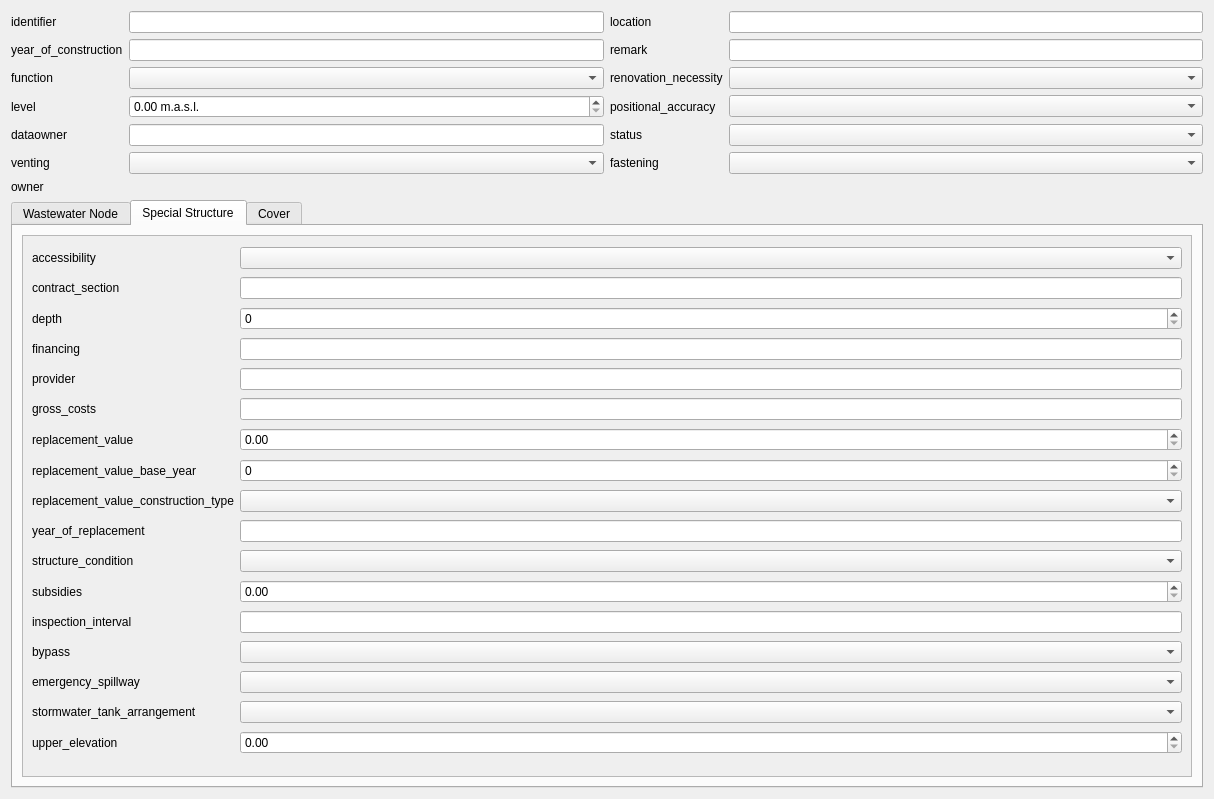
Above: project/forms/cover-special_structure-wizard.ui from QGEP/QGEP before the change. Below: the same form after it.
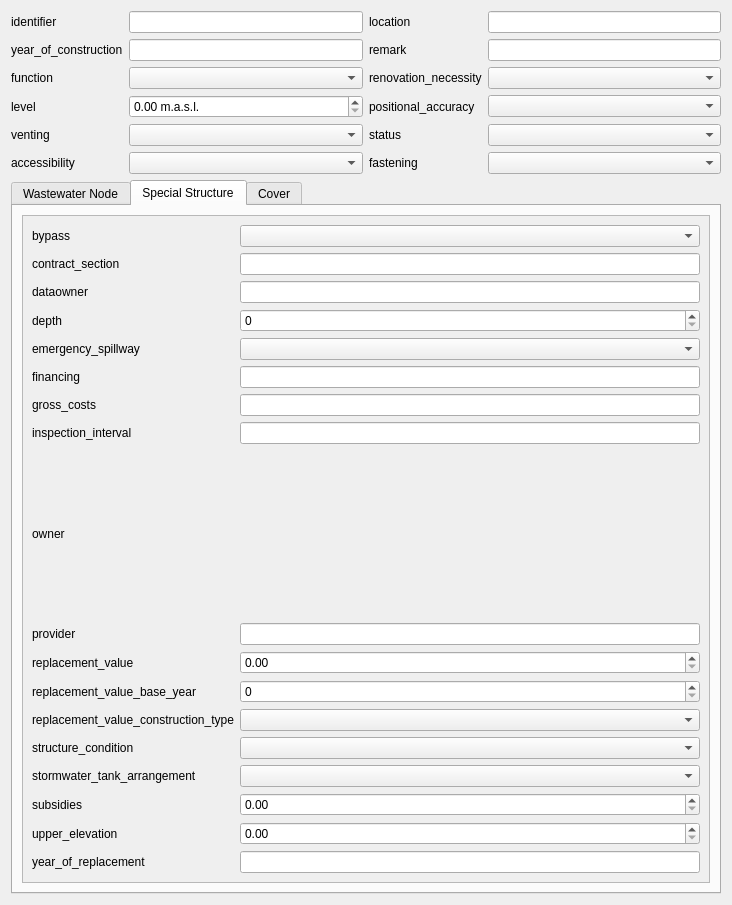
That is the form after the change. The open tabs and pages were chosen to show the change. Custom widgets are drawn as their Qt base class.

Commit message: Improve wizard forms

Patch:
```diff
--- a/project/forms/cover-special_structure-wizard.ui
+++ b/project/forms/cover-special_structure-wizard.ui
@@ -6,8 +6,8 @@
    <rect>
     <x>0</x>
     <y>0</y>
-    <width>1214</width>
-    <height>799</height>
+    <width>732</width>
+    <height>905</height>
    </rect>
   </property>
   <property name="windowTitle">
@@ -93,60 +93,53 @@
              <property name="geometry">
               <rect>
                <x>0</x>
-               <y>-183</y>
-               <width>1159</width>
-               <height>651</height>
+               <y>-100</y>
+               <width>677</width>
+               <height>708</height>
               </rect>
              </property>
              <layout class="QGridLayout" name="gridLayout_5">
-              <item row="19" column="0">
-               <widget class="QLabel" name="label_23">
+              <item row="1" column="1">
+               <widget class="QComboBox" name="bypass"/>
+              </item>
+              <item row="3" column="1">
+               <widget class="QLineEdit" name="dataowner"/>
+              </item>
+              <item row="1" column="0">
+               <widget class="QLabel" name="label_22">
                 <property name="text">
-                 <string>emergency_spillway</string>
+                 <string>bypass</string>
                 </property>
                </widget>
               </item>
-              <item row="11" column="1">
-               <widget class="QSpinBox" name="rv_base_year"/>
-              </item>
               <item row="16" column="1">
-               <widget class="QDoubleSpinBox" name="subsidies"/>
+               <widget class="QSpinBox" name="rv_base_year"/>
               </item>
-              <item row="10" column="1">
+              <item row="15" column="1">
                <widget class="QDoubleSpinBox" name="replacement_value"/>
               </item>
-              <item row="20" column="0">
+              <item row="25" column="0">
                <widget class="QLabel" name="label_25">
                 <property name="text">
                  <string>stormwater_tank_arrangement</string>
                 </property>
                </widget>
               </item>
-              <item row="0" column="0">
-               <widget class="QLabel" name="label_3">
-                <property name="text">
-                 <string>accessibility</string>
-                </property>
-                <property name="buddy">
-                 <cstring>accessibility</cstring>
-                </property>
-               </widget>
-              </item>
-              <item row="11" column="0">
+              <item row="16" column="0">
                <widget class="QLabel" name="label_11">
                 <property name="text">
                  <string>replacement_value_base_year</string>
                 </property>
                </widget>
               </item>
-              <item row="12" column="0">
+              <item row="17" column="0">
                <widget class="QLabel" name="label_10">
                 <property name="text">
                  <string>replacement_value_construction_type</string>
                 </property>
                </widget>
               </item>
-              <item row="15" column="0">
+              <item row="20" column="0">
                <widget class="QLabel" name="label_18">
                 <property name="text">
                  <string>structure_condition</string>
@@ -156,17 +149,10 @@
                 </property>
                </widget>
               </item>
-              <item row="15" column="1">
+              <item row="20" column="1">
                <widget class="QComboBox" name="structure_condition"/>
               </item>
-              <item row="16" column="0">
-               <widget class="QLabel" name="label_17">
-                <property name="text">
-                 <string>subsidies</string>
-                </property>
-               </widget>
-              </item>
-              <item row="6" column="0">
+              <item row="11" column="0">
                <widget class="QLabel" name="label_21">
                 <property name="text">
                  <string>provider</string>
@@ -176,19 +162,6 @@
                 </property>
                </widget>
               </item>
-              <item row="17" column="1">
-               <widget class="QLineEdit" name="inspection_interval"/>
-              </item>
-              <item row="17" column="0">
-               <widget class="QLabel" name="label_8">
-                <property name="text">
-                 <string>inspection_interval</string>
-                </property>
-                <property name="buddy">
-                 <cstring>inspection_interval</cstring>
-                </property>
-               </widget>
-              </item>
               <item row="2" column="0">
                <widget class="QLabel" name="label_4">
                 <property name="text">
@@ -202,7 +175,7 @@
               <item row="2" column="1">
                <widget class="QLineEdit" name="contract_section"/>
               </item>
-              <item row="5" column="0">
+              <item row="7" column="0">
                <widget class="QLabel" name="label_6">
                 <property name="text">
                  <string>financing</string>
@@ -212,87 +185,124 @@
                 </property>
                </widget>
               </item>
-              <item row="5" column="1">
+              <item row="7" column="1">
                <widget class="QLineEdit" name="financing"/>
               </item>
-              <item row="8" column="0">
-               <widget class="QLabel" name="label_7">
-                <property name="text">
-                 <string>gross_costs</string>
-                </property>
-                <property name="buddy">
-                 <cstring>gross_costs</cstring>
-                </property>
-               </widget>
-              </item>
-              <item row="3" column="0">
+              <item row="4" column="0">
                <widget class="QLabel" name="label_5">
                 <property name="text">
                  <string>depth</string>
                 </property>
                </widget>
               </item>
-              <item row="8" column="1">
-               <widget class="QLineEdit" name="gross_costs"/>
-              </item>
-              <item row="10" column="0">
+              <item row="15" column="0">
                <widget class="QLabel" name="label_12">
                 <property name="text">
                  <string>replacement_value</string>
                 </property>
                </widget>
               </item>
-              <item row="14" column="0">
-               <widget class="QLabel" name="label_15">
-                <property name="text">
-                 <string>year_of_replacement</string>
-                </property>
-                <property name="buddy">
-                 <cstring>year_of_replacement</cstring>
-                </property>
-               </widget>
-              </item>
-              <item row="0" column="1">
-               <widget class="QComboBox" name="accessibility"/>
-              </item>
-              <item row="6" column="1">
+              <item row="11" column="1">
                <widget class="QLineEdit" name="provider"/>
               </item>
-              <item row="14" column="1">
-               <widget class="QLineEdit" name="year_of_replacement"/>
-              </item>
-              <item row="3" column="1">
+              <item row="4" column="1">
                <widget class="QSpinBox" name="depth"/>
               </item>
-              <item row="18" column="0">
-               <widget class="QLabel" name="label_22">
-                <property name="text">
-                 <string>bypass</string>
-                </property>
-               </widget>
-              </item>
-              <item row="21" column="0">
+              <item row="27" column="0">
                <widget class="QLabel" name="label_26">
                 <property name="text">
                  <string>upper_elevation</string>
                 </property>
                </widget>
               </item>
-              <item row="18" column="1">
-               <widget class="QComboBox" name="bypass"/>
-              </item>
-              <item row="19" column="1">
-               <widget class="QComboBox" name="emergency_spillway"/>
-              </item>
-              <item row="20" column="1">
+              <item row="25" column="1">
                <widget class="QComboBox" name="stormwater_tank_arrangement"/>
               </item>
-              <item row="21" column="1">
+              <item row="27" column="1">
                <widget class="QDoubleSpinBox" name="upper_elevation"/>
               </item>
-              <item row="12" column="1">
+              <item row="17" column="1">
                <widget class="QComboBox" name="rv_construction_type"/>
               </item>
+              <item row="9" column="0">
+               <widget class="QLabel" name="label_8">
+                <property name="text">
+                 <string>inspection_interval</string>
+                </property>
+                <property name="buddy">
+                 <cstring>inspection_interval</cstring>
+                </property>
+               </widget>
+              </item>
+              <item row="26" column="0">
+               <widget class="QLabel" name="label_17">
+                <property name="text">
+                 <string>subsidies</string>
+                </property>
+               </widget>
+              </item>
+              <item row="9" column="1">
+               <widget class="QLineEdit" name="inspection_interval"/>
+              </item>
+              <item row="6" column="1">
+               <widget class="QComboBox" name="emergency_spillway"/>
+              </item>
+              <item row="3" column="0">
+               <widget class="QLabel" name="label_20">
+                <property name="text">
+                 <string>dataowner</string>
+                </property>
+                <property name="buddy">
+                 <cstring>dataowner</cstring>
+                </property>
+               </widget>
+              </item>
+              <item row="26" column="1">
+               <widget class="QDoubleSpinBox" name="subsidies"/>
+              </item>
+              <item row="28" column="1">
+               <widget class="QLineEdit" name="year_of_replacement"/>
+              </item>
+              <item row="6" column="0">
+               <widget class="QLabel" name="label_23">
+                <property name="text">
+                 <string>emergency_spillway</string>
+                </property>
+               </widget>
+              </item>
+              <item row="8" column="1">
+               <widget class="QLineEdit" name="gross_costs"/>
+              </item>
+              <item row="8" column="0">
+               <widget class="QLabel" name="label_7">
+                <property name="text">
+                 <string>gross_costs</string>
+                </property>
+                <property name="buddy">
+                 <cstring>gross_costs</cstring>
+                </property>
+               </widget>
+              </item>
+              <item row="28" column="0">
+               <widget class="QLabel" name="label_15">
+                <property name="text">
+                 <string>year_of_replacement</string>
+                </property>
+                <property name="buddy">
+                 <cstring>year_of_replacement</cstring>
+                </property>
+               </widget>
+              </item>
+              <item row="10" column="0">
+               <widget class="QLabel" name="label_19">
+                <property name="text">
+                 <string>owner</string>
+                </property>
+               </widget>
+              </item>
+              <item row="10" column="1">
+               <widget class="QgsRelationReferenceWidget" name="fk_owner"/>
+              </item>
              </layout>
             </widget>
            </widget>
@@ -376,16 +386,6 @@
      </layout>
     </widget>
    </item>
-   <item row="8" column="0">
-    <widget class="QLabel" name="label_20">
-     <property name="text">
-      <string>dataowner</string>
-     </property>
-     <property name="buddy">
-      <cstring>dataowner</cstring>
-     </property>
-    </widget>
-   </item>
    <item row="4" column="1">
     <widget class="QComboBox" name="function"/>
    </item>
@@ -396,19 +396,6 @@
      </property>
     </widget>
    </item>
-   <item row="10" column="1">
-    <widget class="QComboBox" name="venting"/>
-   </item>
-   <item row="10" column="0">
-    <widget class="QLabel" name="label_35">
-     <property name="text">
-      <string>venting</string>
-     </property>
-     <property name="buddy">
-      <cstring>venting</cstring>
-     </property>
-    </widget>
-   </item>
    <item row="6" column="3">
     <widget class="QComboBox" name="positional_accuracy"/>
    </item>
@@ -498,9 +485,6 @@
      </property>
     </widget>
    </item>
-   <item row="8" column="1">
-    <widget class="QLineEdit" name="dataowner"/>
-   </item>
    <item row="10" column="3">
     <widget class="QComboBox" name="fastening"/>
    </item>
@@ -520,16 +504,29 @@
    <item row="8" column="3">
     <widget class="QComboBox" name="status"/>
    </item>
-   <item row="11" column="1">
-    <widget class="QgsRelationReferenceWidget" name="fk_owner"/>
+   <item row="8" column="0">
+    <widget class="QLabel" name="label_35">
+     <property name="text">
+      <string>venting</string>
+     </property>
+     <property name="buddy">
+      <cstring>venting</cstring>
+     </property>
+    </widget>
    </item>
-   <item row="11" column="0">
-    <widget class="QLabel" name="label_19">
+   <item row="8" column="1">
+    <widget class="QComboBox" name="venting"/>
+   </item>
+   <item row="10" column="0">
+    <widget class="QLabel" name="label_3">
      <property name="text">
-      <string>owner</string>
+      <string>accessibility</string>
      </property>
     </widget>
    </item>
+   <item row="10" column="1">
+    <widget class="QComboBox" name="accessibility"/>
+   </item>
   </layout>
  </widget>
  <customwidgets>
```
Left out of the diff: 29 changed lines with no effect on the pictures. The commit also changes 2 other files.
